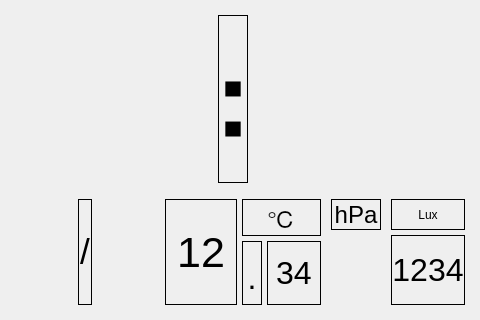
The window that dev/src/RaspiEnvMeter/envmeter.ui (CountrySideEngineer/RaspiEnvMeter) describes before a commit, drawn with Qt 5.
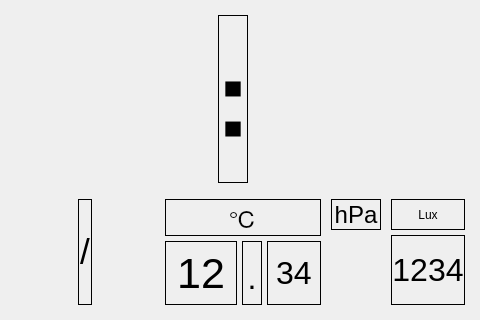
The same window after the commit. Custom widgets are drawn as their Qt base class.

```diff
--- a/dev/src/RaspiEnvMeter/envmeter.ui
+++ b/dev/src/RaspiEnvMeter/envmeter.ui
@@ -356,36 +356,6 @@
           <property name="spacing">
            <number>5</number>
           </property>
-          <item row="1" column="0" rowspan="3">
-           <widget class="QLabel" name="EnvTempDecPartDisplay">
-            <property name="sizePolicy">
-             <sizepolicy hsizetype="Preferred" vsizetype="Preferred">
-              <horstretch>0</horstretch>
-              <verstretch>0</verstretch>
-             </sizepolicy>
-            </property>
-            <property name="minimumSize">
-             <size>
-              <width>61</width>
-              <height>0</height>
-             </size>
-            </property>
-            <property name="font">
-             <font>
-              <pointsize>32</pointsize>
-             </font>
-            </property>
-            <property name="frameShape">
-             <enum>QFrame::Box</enum>
-            </property>
-            <property name="text">
-             <string>12</string>
-            </property>
-            <property name="alignment">
-             <set>Qt::AlignRight|Qt::AlignTrailing|Qt::AlignVCenter</set>
-            </property>
-           </widget>
-          </item>
           <item row="2" column="1" rowspan="2">
            <widget class="QLabel" name="EnvTempDotDisplay">
             <property name="sizePolicy">
@@ -422,7 +392,7 @@
             </property>
            </widget>
           </item>
-          <item row="2" column="2" rowspan="2" colspan="3">
+          <item row="2" column="2" rowspan="2" colspan="2">
            <widget class="QLabel" name="EnvTempIntPartDisplay">
             <property name="sizePolicy">
              <sizepolicy hsizetype="Preferred" vsizetype="Preferred">
@@ -443,7 +413,37 @@
             </property>
            </widget>
           </item>
-          <item row="1" column="1" colspan="4">
+          <item row="2" column="0" rowspan="2">
+           <widget class="QLabel" name="EnvTempDecPartDisplay">
+            <property name="sizePolicy">
+             <sizepolicy hsizetype="Preferred" vsizetype="Preferred">
+              <horstretch>0</horstretch>
+              <verstretch>0</verstretch>
+             </sizepolicy>
+            </property>
+            <property name="minimumSize">
+             <size>
+              <width>61</width>
+              <height>0</height>
+             </size>
+            </property>
+            <property name="font">
+             <font>
+              <pointsize>32</pointsize>
+             </font>
+            </property>
+            <property name="frameShape">
+             <enum>QFrame::Box</enum>
+            </property>
+            <property name="text">
+             <string>12</string>
+            </property>
+            <property name="alignment">
+             <set>Qt::AlignRight|Qt::AlignTrailing|Qt::AlignVCenter</set>
+            </property>
+           </widget>
+          </item>
+          <item row="1" column="0" colspan="4">
            <widget class="QLabel" name="EnvTempUnitDisplay">
             <property name="sizePolicy">
              <sizepolicy hsizetype="Preferred" vsizetype="Preferred">
@@ -523,7 +523,13 @@
            </widget>
           </item>
           <item>
-           <widget class="CRaspiEnvMeterTimeView" name="PressDisplay" native="true"/>
+           <widget class="CRaspiEnvMeterTimeView" name="PressDisplay" native="true">
+            <property name="font">
+             <font>
+              <pointsize>18</pointsize>
+             </font>
+            </property>
+           </widget>
           </item>
          </layout>
         </item>
```
